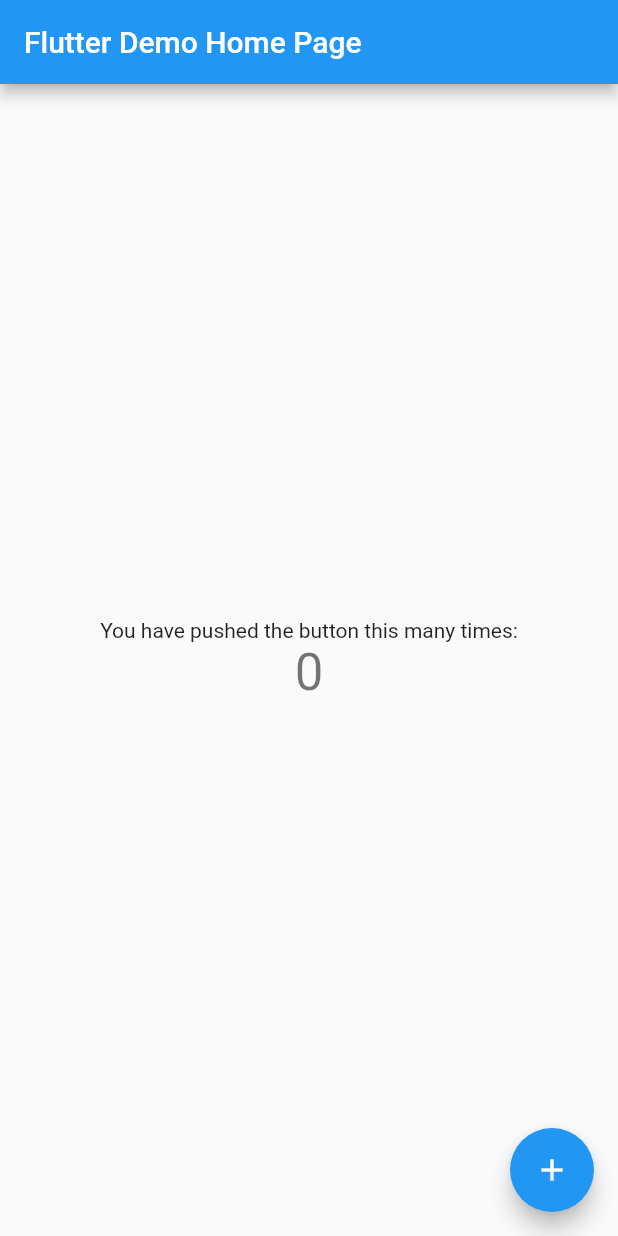
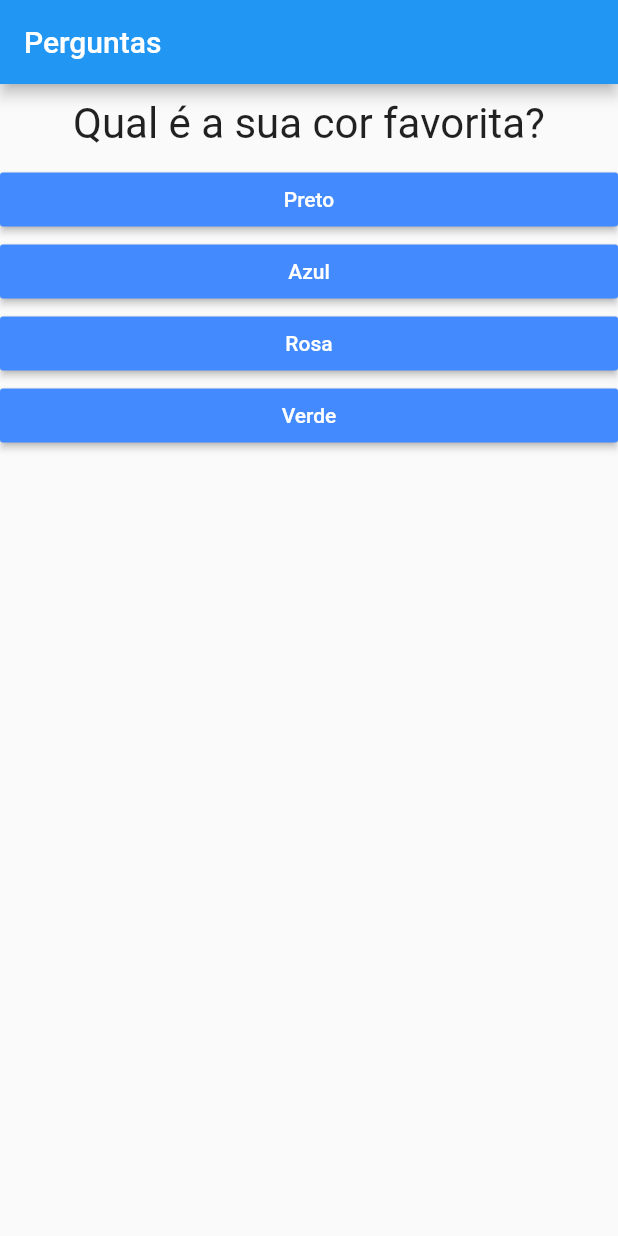
Before and after one commit to davsonirom/_pergunta, a Flutter app: the screen it shows after launch, on a phone screen of 412 x 824 dp. Run offline on Flutter 3.47's test engine with Material 2 defaults, Android fonts, the phone set to English and light mode, and no system bars.

```diff
--- a/lib/main.dart
+++ b/lib/main.dart
@@ -1,117 +1,74 @@
 import 'package:flutter/material.dart';
+import './resultado.dart';
+import './questionario.dart';
 
-void main() {
-  runApp(MyApp());
+main() {
+  runApp(PerguntaApp());
 }
 
-class MyApp extends StatelessWidget {
-  // This widget is the root of your application.
+class _PerguntaAppState extends State<PerguntaApp> {
+  var _perguntaSelecionda = 0;
+  var _pontuacaoTotal = 0;
+  void _responder(int pontuacao) {
+    setState(() {
+      _perguntaSelecionda++;
+      _pontuacaoTotal += pontuacao;
+    });
+  }
+
+  void _reiniciarQuestionario() {
+    setState(() {
+      _perguntaSelecionda = 0;
+      _pontuacaoTotal = 0;
+    });
+  }
+
+  final _perguntas = const [
+    {
+      'texto': 'Qual é a sua cor favorita?',
+      'respostas': [
+        {'texto': 'Preto', 'pontuacao': 10},
+        {'texto': 'Azul', 'pontuacao': 3},
+        {'texto': 'Rosa', 'pontuacao': 20},
+        {'texto': 'Verde', 'pontuacao': 12},
+      ],
+    },
+    {
+      'texto': 'Qual é o seu animal favorito',
+      'respostas': [
+        {'texto': 'Coelho', 'pontuacao': 6},
+        {'texto': 'Gato', 'pontuacao': 1},
+        {'texto': 'Raposa', 'pontuacao': 2},
+        {'texto': 'Zebra', 'pontuacao': 5},
+      ],
+    }
+  ];
+
+  bool get temPerguntaSelecionada {
+    return _perguntaSelecionda < _perguntas.length;
+  }
+
   @override
   Widget build(BuildContext context) {
     return MaterialApp(
-      title: 'Flutter Demo',
-      theme: ThemeData(
-        // This is the theme of your application.
-        //
-        // Try running your application with "flutter run". You'll see the
-        // application has a blue toolbar. Then, without quitting the app, try
-        // changing the primarySwatch below to Colors.green and then invoke
-        // "hot reload" (press "r" in the console where you ran "flutter run",
-        // or simply save your changes to "hot reload" in a Flutter IDE).
-        // Notice that the counter didn't reset back to zero; the application
-        // is not restarted.
-        primarySwatch: Colors.blue,
-        // This makes the visual density adapt to the platform that you run
-        // the app on. For desktop platforms, the controls will be smaller and
-        // closer together (more dense) than on mobile platforms.
-        visualDensity: VisualDensity.adaptivePlatformDensity,
+      home: Scaffold(
+        appBar: AppBar(
+          title: Text('Perguntas'),
+        ),
+        body: temPerguntaSelecionada
+            ? Questionario(
+                perguntas: _perguntas,
+                perguntaSelecionda: _perguntaSelecionda,
+                responder: _responder,
+              )
+            : Resultado(_pontuacaoTotal, _reiniciarQuestionario),
       ),
-      home: MyHomePage(title: 'Flutter Demo Home Page'),
     );
   }
 }
 
-class MyHomePage extends StatefulWidget {
-  MyHomePage({Key key, this.title}) : super(key: key);
-
-  // This widget is the home page of your application. It is stateful, meaning
-  // that it has a State object (defined below) that contains fields that affect
-  // how it looks.
-
-  // This class is the configuration for the state. It holds the values (in this
-  // case the title) provided by the parent (in this case the App widget) and
-  // used by the build method of the State. Fields in a Widget subclass are
-  // always marked "final".
-
-  final String title;
-
-  @override
-  _MyHomePageState createState() => _MyHomePageState();
-}
-
-class _MyHomePageState extends State<MyHomePage> {
-  int _counter = 0;
-
-  void _incrementCounter() {
-    setState(() {
-      // This call to setState tells the Flutter framework that something has
-      // changed in this State, which causes it to rerun the build method below
-      // so that the display can reflect the updated values. If we changed
-      // _counter without calling setState(), then the build method would not be
-      // called again, and so nothing would appear to happen.
-      _counter++;
-    });
-  }
-
-  @override
-  Widget build(BuildContext context) {
-    // This method is rerun every time setState is called, for instance as done
-    // by the _incrementCounter method above.
-    //
-    // The Flutter framework has been optimized to make rerunning build methods
-    // fast, so that you can just rebuild anything that needs updating rather
-    // than having to individually change instances of widgets.
-    return Scaffold(
-      appBar: AppBar(
-        // Here we take the value from the MyHomePage object that was created by
-        // the App.build method, and use it to set our appbar title.
-        title: Text(widget.title),
-      ),
-      body: Center(
-        // Center is a layout widget. It takes a single child and positions it
-        // in the middle of the parent.
-        child: Column(
-          // Column is also a layout widget. It takes a list of children and
-          // arranges them vertically. By default, it sizes itself to fit its
-          // children horizontally, and tries to be as tall as its parent.
-          //
-          // Invoke "debug painting" (press "p" in the console, choose the
-          // "Toggle Debug Paint" action from the Flutter Inspector in Android
-          // Studio, or the "Toggle Debug Paint" command in Visual Studio Code)
-          // to see the wireframe for each widget.
-          //
-          // Column has various properties to control how it sizes itself and
-          // how it positions its children. Here we use mainAxisAlignment to
-          // center the children vertically; the main axis here is the vertical
-          // axis because Columns are vertical (the cross axis would be
-          // horizontal).
-          mainAxisAlignment: MainAxisAlignment.center,
-          children: <Widget>[
-            Text(
-              'You have pushed the button this many times:',
-            ),
-            Text(
-              '$_counter',
-              style: Theme.of(context).textTheme.headline4,
-            ),
-          ],
-        ),
-      ),
-      floatingActionButton: FloatingActionButton(
-        onPressed: _incrementCounter,
-        tooltip: 'Increment',
-        child: Icon(Icons.add),
-      ), // This trailing comma makes auto-formatting nicer for build methods.
-    );
+class PerguntaApp extends StatefulWidget {
+  State<PerguntaApp> createState() {
+    return _PerguntaAppState();
   }
 }
--- /dev/null
+++ b/lib/questao.dart
@@ -0,0 +1,20 @@
+import 'package:flutter/material.dart';
+
+class Questao extends StatelessWidget {
+  final String texto;
+  Questao(this.texto);
+  @override
+  Widget build(BuildContext context) {
+    return Container(
+      width: double.infinity,
+      margin: EdgeInsets.all(10),
+      child: Text(
+        texto,
+        style: TextStyle(
+          fontSize: 28,
+        ),
+        textAlign: TextAlign.center,
+      ),
+    );
+  }
+}
--- /dev/null
+++ b/lib/questionario.dart
@@ -0,0 +1,35 @@
+import 'package:flutter/material.dart';
+import './questao.dart';
+import './resposta.dart';
+
+class Questionario extends StatelessWidget {
+  final List<Map<String, Object>> perguntas;
+  final int perguntaSelecionda;
+  final void Function(int) responder;
+
+  Questionario({
+    @required this.perguntas,
+    @required this.perguntaSelecionda,
+    @required this.responder,
+  });
+  bool get temPerguntaSelecionada {
+    return perguntaSelecionda < perguntas.length;
+  }
+
+  @override
+  Widget build(BuildContext context) {
+    List<Map<String, Object>> respostas = temPerguntaSelecionada
+        ? perguntas[perguntaSelecionda]['respostas']
+        : null;
+    return Column(
+      children: <Widget>[
+        Questao(perguntas[perguntaSelecionda]['texto']),
+        // forma declarativa do codigo no lugar de uma declaracao imperativa usando um for com exemplo
+        ...respostas
+            .map((resp) =>
+                Resposta(resp['texto'], () => responder(resp['pontuacao'])))
+            .toList(),
+      ],
+    );
+  }
+}
--- /dev/null
+++ b/lib/resposta.dart
@@ -0,0 +1,19 @@
+import 'package:flutter/material.dart';
+
+class Resposta extends StatelessWidget {
+  final String texto;
+  final void Function() quandoSelecionado;
+  Resposta(this.texto, this.quandoSelecionado);
+  @override
+  Widget build(BuildContext context) {
+    return Container(
+      width: double.infinity,
+      child: RaisedButton(
+        textColor: Colors.white,
+        color: Colors.blueAccent,
+        child: Text(texto),
+        onPressed: quandoSelecionado,
+      ),
+    );
+  }
+}
```
Also changed, not shown: lib/resultado.dart (added, +44 -0 lines), 2 other files.
